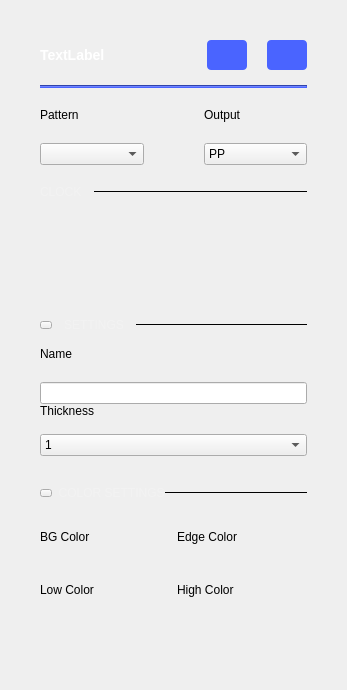
Qt form ui/pg_cg_settings.ui (analogdevicesinc/scopy) before a commit.
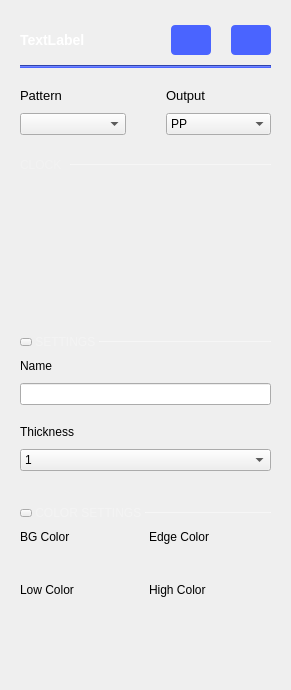
The same form after that commit. Icons and pictures are not drawn.

Commit message: PatternGenerator: Fix spacing and set font size

```diff
--- a/ui/pg_cg_settings.ui
+++ b/ui/pg_cg_settings.ui
@@ -6,7 +6,7 @@
    <rect>
     <x>0</x>
     <y>0</y>
-    <width>347</width>
+    <width>291</width>
     <height>690</height>
    </rect>
   </property>
@@ -46,13 +46,13 @@
    <item>
     <layout class="QVBoxLayout" name="verticalLayout_2">
      <property name="leftMargin">
-      <number>40</number>
+      <number>20</number>
      </property>
      <property name="topMargin">
-      <number>40</number>
+      <number>25</number>
      </property>
      <property name="rightMargin">
-      <number>40</number>
+      <number>20</number>
      </property>
      <item>
       <layout class="QHBoxLayout" name="horizontalLayout">
@@ -79,7 +79,7 @@
             <number>0</number>
            </property>
            <property name="bottomMargin">
-            <number>15</number>
+            <number>10</number>
            </property>
            <item>
             <widget class="QLabel" name="LTitle">
@@ -213,8 +213,8 @@
              <rect>
               <x>0</x>
               <y>0</y>
-              <width>263</width>
-              <height>596</height>
+              <width>247</width>
+              <height>616</height>
              </rect>
             </property>
             <property name="sizePolicy">
@@ -253,10 +253,19 @@
                <item>
                 <layout class="QVBoxLayout" name="verticalLayout_5">
                  <property name="spacing">
-                  <number>21</number>
+                  <number>10</number>
                  </property>
                  <item>
                   <widget class="QLabel" name="label_2">
+                   <property name="sizePolicy">
+                    <sizepolicy hsizetype="Preferred" vsizetype="Maximum">
+                     <horstretch>0</horstretch>
+                     <verstretch>0</verstretch>
+                    </sizepolicy>
+                   </property>
+                   <property name="styleSheet">
+                    <string notr="true">font-size: 13px;</string>
+                   </property>
                    <property name="text">
                     <string>Pattern</string>
                    </property>
@@ -277,7 +286,7 @@
                  </property>
                  <property name="sizeHint" stdset="0">
                   <size>
-                   <width>60</width>
+                   <width>40</width>
                    <height>0</height>
                   </size>
                  </property>
@@ -286,13 +295,22 @@
                <item>
                 <layout class="QVBoxLayout" name="verticalLayout_4">
                  <property name="spacing">
-                  <number>21</number>
+                  <number>10</number>
                  </property>
                  <property name="topMargin">
                   <number>0</number>
                  </property>
                  <item>
                   <widget class="QLabel" name="label_3">
+                   <property name="sizePolicy">
+                    <sizepolicy hsizetype="Preferred" vsizetype="Maximum">
+                     <horstretch>0</horstretch>
+                     <verstretch>0</verstretch>
+                    </sizepolicy>
+                   </property>
+                   <property name="styleSheet">
+                    <string notr="true">font-size: 13px;</string>
+                   </property>
                    <property name="text">
                     <string>Output</string>
                    </property>
@@ -322,7 +340,7 @@
              <item>
               <layout class="QHBoxLayout" name="horizontalLayout_4">
                <property name="spacing">
-                <number>12</number>
+                <number>0</number>
                </property>
                <property name="topMargin">
                 <number>0</number>
@@ -343,10 +361,26 @@
 }</string>
                  </property>
                  <property name="text">
-                  <string>CLOCK</string>
+                  <string>CLOCK </string>
                  </property>
                 </widget>
                </item>
+               <item>
+                <spacer name="horizontalSpacer_2">
+                 <property name="orientation">
+                  <enum>Qt::Horizontal</enum>
+                 </property>
+                 <property name="sizeType">
+                  <enum>QSizePolicy::Fixed</enum>
+                 </property>
+                 <property name="sizeHint" stdset="0">
+                  <size>
+                   <width>5</width>
+                   <height>20</height>
+                  </size>
+                 </property>
+                </spacer>
+               </item>
                <item>
                 <widget class="Line" name="line_2">
                  <property name="sizePolicy">
@@ -355,6 +389,21 @@
                    <verstretch>0</verstretch>
                   </sizepolicy>
                  </property>
+                 <property name="minimumSize">
+                  <size>
+                   <width>0</width>
+                   <height>1</height>
+                  </size>
+                 </property>
+                 <property name="maximumSize">
+                  <size>
+                   <width>16777215</width>
+                   <height>1</height>
+                  </size>
+                 </property>
+                 <property name="styleSheet">
+                  <string notr="true">border: 1px solid rgba(255, 255, 255, 70);</string>
+                 </property>
                  <property name="frameShadow">
                   <enum>QFrame::Plain</enum>
                  </property>
@@ -454,7 +503,7 @@
                 <item>
                  <layout class="QHBoxLayout" name="horizontalLayout_5">
                   <property name="spacing">
-                   <number>12</number>
+                   <number>0</number>
                   </property>
                   <property name="topMargin">
                    <number>20</number>
@@ -493,17 +542,13 @@
                   <item>
                    <widget class="QLabel" name="label_5">
                     <property name="styleSheet">
-                     <string notr="true">QLabel
-{
-height: 15px;
-font-family: Arial;
+                     <string notr="true">QLabel {
 font-size: 12px;
-line-height: 14px;
-color: rgba(255,255,255,50);
+color: rgba(255, 255, 255, 70);
 }</string>
                     </property>
                     <property name="text">
-                     <string>SETTINGS</string>
+                     <string> SETTINGS </string>
                     </property>
                    </widget>
                   </item>
@@ -515,6 +560,15 @@
                       <verstretch>0</verstretch>
                      </sizepolicy>
                     </property>
+                    <property name="maximumSize">
+                     <size>
+                      <width>16777215</width>
+                      <height>1</height>
+                     </size>
+                    </property>
+                    <property name="styleSheet">
+                     <string notr="true">border: 1px solid rgba(255, 255, 255, 70);</string>
+                    </property>
                     <property name="frameShadow">
                      <enum>QFrame::Plain</enum>
                     </property>
@@ -546,10 +600,10 @@
                    <item>
                     <layout class="QVBoxLayout" name="verticalLayout_6">
                      <property name="spacing">
-                      <number>21</number>
+                      <number>0</number>
                      </property>
                      <property name="topMargin">
-                      <number>15</number>
+                      <number>10</number>
                      </property>
                      <item>
                       <widget class="QLabel" name="label_6">
@@ -564,6 +618,22 @@
                        </property>
                       </widget>
                      </item>
+                     <item>
+                      <spacer name="verticalSpacer_4">
+                       <property name="orientation">
+                        <enum>Qt::Vertical</enum>
+                       </property>
+                       <property name="sizeType">
+                        <enum>QSizePolicy::Fixed</enum>
+                       </property>
+                       <property name="sizeHint" stdset="0">
+                        <size>
+                         <width>20</width>
+                         <height>10</height>
+                        </size>
+                       </property>
+                      </spacer>
+                     </item>
                      <item>
                       <widget class="QLineEdit" name="LECHLabel"/>
                      </item>
@@ -572,7 +642,10 @@
                    <item>
                     <layout class="QVBoxLayout" name="verticalLayout_8">
                      <property name="spacing">
-                      <number>16</number>
+                      <number>0</number>
+                     </property>
+                     <property name="topMargin">
+                      <number>20</number>
                      </property>
                      <item>
                       <widget class="QLabel" name="label_7">
@@ -587,6 +660,22 @@
                        </property>
                       </widget>
                      </item>
+                     <item>
+                      <spacer name="verticalSpacer_5">
+                       <property name="orientation">
+                        <enum>Qt::Vertical</enum>
+                       </property>
+                       <property name="sizeType">
+                        <enum>QSizePolicy::Fixed</enum>
+                       </property>
+                       <property name="sizeHint" stdset="0">
+                        <size>
+                         <width>20</width>
+                         <height>10</height>
+                        </size>
+                       </property>
+                      </spacer>
+                     </item>
                      <item>
                       <widget class="QComboBox" name="cmb_thickness">
                        <property name="enabled">
@@ -679,11 +768,14 @@
                   </property>
                   <item>
                    <layout class="QHBoxLayout" name="horizontalLayout_8">
+                    <property name="spacing">
+                     <number>0</number>
+                    </property>
                     <property name="topMargin">
-                     <number>15</number>
+                     <number>20</number>
                     </property>
                     <property name="bottomMargin">
-                     <number>30</number>
+                     <number>10</number>
                     </property>
                     <item>
                      <widget class="QPushButton" name="btnCollapse">
@@ -728,17 +820,13 @@
                     <item>
                      <widget class="QLabel" name="label">
                       <property name="styleSheet">
-                       <string notr="true">QLabel
-{
-height: 15px;
-font-family: Arial;
+                       <string notr="true">QLabel {
 font-size: 12px;
-line-height: 14px;
-color: rgba(255,255,255,50);
+color: rgba(255, 255, 255, 70);
 }</string>
                       </property>
                       <property name="text">
-                       <string>  COLOR SETTINGS</string>
+                       <string> COLOR SETTINGS </string>
                       </property>
                      </widget>
                     </item>
@@ -750,6 +838,15 @@
                         <verstretch>0</verstretch>
                        </sizepolicy>
                       </property>
+                      <property name="maximumSize">
+                       <size>
+                        <width>16777215</width>
+                        <height>1</height>
+                       </size>
+                      </property>
+                      <property name="styleSheet">
+                       <string notr="true">border: 1px solid rgba(255, 255, 255, 70);</string>
+                      </property>
                       <property name="frameShadow">
                        <enum>QFrame::Plain</enum>
                       </property>
@@ -822,7 +919,7 @@
                        <item>
                         <widget class="QWidget" name="colorBG" native="true">
                          <property name="sizePolicy">
-                          <sizepolicy hsizetype="Preferred" vsizetype="MinimumExpanding">
+                          <sizepolicy hsizetype="Minimum" vsizetype="MinimumExpanding">
                            <horstretch>0</horstretch>
                            <verstretch>0</verstretch>
                           </sizepolicy>
@@ -832,7 +929,7 @@
                        <item>
                         <widget class="QWidget" name="colorEdge" native="true">
                          <property name="sizePolicy">
-                          <sizepolicy hsizetype="Preferred" vsizetype="MinimumExpanding">
+                          <sizepolicy hsizetype="Minimum" vsizetype="MinimumExpanding">
                            <horstretch>0</horstretch>
                            <verstretch>0</verstretch>
                           </sizepolicy>
@@ -882,7 +979,7 @@
                        <item>
                         <widget class="QWidget" name="colorLow" native="true">
                          <property name="sizePolicy">
-                          <sizepolicy hsizetype="Preferred" vsizetype="MinimumExpanding">
+                          <sizepolicy hsizetype="Minimum" vsizetype="MinimumExpanding">
                            <horstretch>0</horstretch>
                            <verstretch>0</verstretch>
                           </sizepolicy>
@@ -892,7 +989,7 @@
                        <item>
                         <widget class="QWidget" name="colorHigh" native="true">
                          <property name="sizePolicy">
-                          <sizepolicy hsizetype="Preferred" vsizetype="MinimumExpanding">
+                          <sizepolicy hsizetype="Minimum" vsizetype="MinimumExpanding">
                            <horstretch>0</horstretch>
                            <verstretch>0</verstretch>
                           </sizepolicy>
```
The commit also changes 8 other files.
